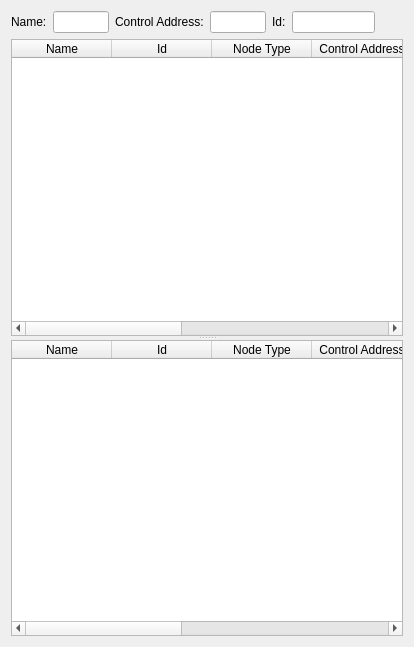
Old version of the form src/dose/dose_dobexplorer.ss/src/RawStatisticsPage.ui in the repository SafirSDK/safir-sdk-core.
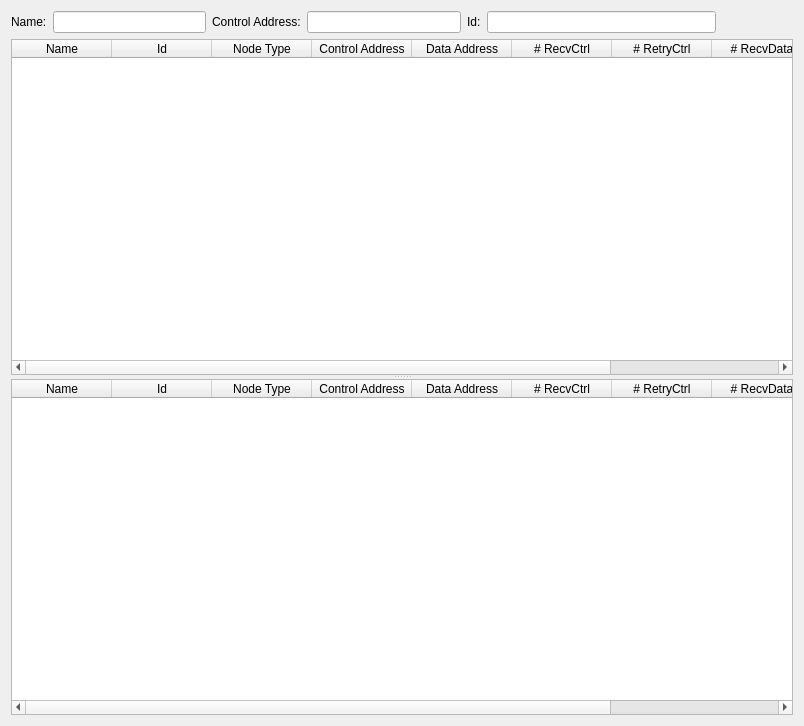
New version of the form.

Commit message: add statistics field for data channel in raw statistics message

```diff
--- a/src/dose/dose_dobexplorer.ss/src/RawStatisticsPage.ui
+++ b/src/dose/dose_dobexplorer.ss/src/RawStatisticsPage.ui
@@ -6,8 +6,8 @@
    <rect>
     <x>0</x>
     <y>0</y>
-    <width>414</width>
-    <height>647</height>
+    <width>804</width>
+    <height>726</height>
    </rect>
   </property>
   <property name="windowTitle">
@@ -139,7 +139,7 @@
       </column>
       <column>
        <property name="text">
-        <string># Recv</string>
+        <string># RecvCtrl</string>
        </property>
        <property name="toolTip">
         <string>Number of packets received from this node.</string>
@@ -147,10 +147,26 @@
       </column>
       <column>
        <property name="text">
-        <string># Retry</string>
+        <string># RetryCtrl</string>
        </property>
        <property name="toolTip">
-        <string>Number of retransmitted packets to this node.</string>
+        <string>Number of control packets retransmitted to this node.</string>
+       </property>
+      </column>
+      <column>
+       <property name="text">
+        <string># RecvData</string>
+       </property>
+       <property name="toolTip">
+        <string>Number of data packets received from this node.</string>
+       </property>
+      </column>
+      <column>
+       <property name="text">
+        <string># RetryData</string>
+       </property>
+       <property name="toolTip">
+        <string>Number of data packets retransmitted to this node.</string>
        </property>
       </column>
      </widget>
@@ -212,7 +228,7 @@
       </column>
       <column>
        <property name="text">
-        <string># Recv</string>
+        <string># RecvCtrl</string>
        </property>
        <property name="toolTip">
         <string>Number of packets received from this node.</string>
@@ -220,10 +236,26 @@
       </column>
       <column>
        <property name="text">
-        <string># Retry</string>
+        <string># RetryCtrl</string>
        </property>
        <property name="toolTip">
-        <string>Number of retransmitted packets to this node.</string>
+        <string>Number of control packets retransmitted to this node.</string>
+       </property>
+      </column>
+      <column>
+       <property name="text">
+        <string># RecvData</string>
+       </property>
+       <property name="toolTip">
+        <string>Number of data packets received from this node.</string>
+       </property>
+      </column>
+      <column>
+       <property name="text">
+        <string># RetryData</string>
+       </property>
+       <property name="toolTip">
+        <string>Number of data packets retransmitted to this node</string>
        </property>
       </column>
      </widget>
```
Left out of the diff: 4 changed lines with no effect on the pictures. The commit also changes 8 other files.
